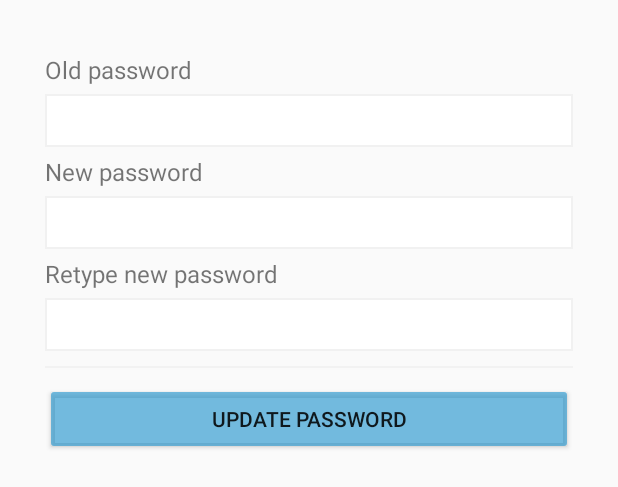
After one commit to sennew/kandoeteami, an Android app: the layout fragment_change_password_user.xml on its own in the app's theme, with its tools: preview values and no code run, on a phone screen of 412 x 824 dp. The commit adds this screen. Shown: the top 487 px of the screen. Run offline under Robolectric (Android 15) with nearby library versions, the phone set to English and light mode, and no system bars.

Commit message:
ChangePassword Activity - Testing

```diff
--- /dev/null
+++ b/app/src/main/res/layout/fragment_change_password_user.xml
@@ -0,0 +1,92 @@
+<?xml version="1.0" encoding="utf-8"?>
+<ScrollView xmlns:android="http://schemas.android.com/apk/res/android"
+    xmlns:tools="http://schemas.android.com/tools"
+    android:theme="@style/AppTheme.Light"
+    android:layout_width="match_parent"
+    android:layout_height="match_parent"
+    android:fitsSystemWindows="true"
+    android:isScrollContainer="true">
+
+
+    <LinearLayout
+        android:layout_width="match_parent"
+        android:layout_height="wrap_content"
+        android:orientation="vertical"
+        android:padding="30dp">
+
+        <TextView
+            android:layout_width="wrap_content"
+            android:layout_height="wrap_content"
+            android:layout_marginBottom="5dp"
+            android:layout_marginTop="5dp"
+            android:text="Old password"
+            android:textSize="16sp" />
+
+        <EditText
+            android:id="@+id/change_old_password"
+            android:layout_width="match_parent"
+            android:layout_height="35dp"
+            android:background="@drawable/border_set"
+            android:inputType="textPassword"
+            android:paddingLeft="10dp"
+            android:paddingRight="10dp" />
+
+        <TextView
+            android:layout_width="wrap_content"
+            android:layout_height="wrap_content"
+            android:layout_marginBottom="5dp"
+            android:layout_marginTop="5dp"
+            android:text="New password"
+            android:textSize="16sp" />
+
+        <EditText
+            android:id="@+id/change_new_password"
+            android:layout_width="match_parent"
+            android:layout_height="35dp"
+            android:background="@drawable/border_set"
+            android:inputType="textPassword"
+            android:paddingLeft="10dp"
+            android:paddingRight="10dp" />
+
+        <TextView
+            android:layout_width="wrap_content"
+            android:layout_height="wrap_content"
+            android:layout_marginBottom="5dp"
+            android:layout_marginTop="5dp"
+            android:text="Retype new password"
+            android:textSize="16sp" />
+
+        <EditText
+            android:id="@+id/change_retype_new_password"
+            android:layout_width="match_parent"
+            android:layout_height="35dp"
+            android:background="@drawable/border_set"
+            android:inputType="textPassword"
+            android:paddingLeft="10dp"
+            android:paddingRight="10dp" />
+
+        <View
+            android:layout_width="wrap_content"
+            android:layout_height="1dp"
+            android:layout_marginBottom="10dp"
+            android:layout_marginTop="10dp"
+            android:background="#F2F2F2" />
+
+        <LinearLayout
+            android:layout_width="match_parent"
+            android:layout_height="wrap_content"
+            android:layout_marginBottom="50dp"
+            android:orientation="horizontal">
+
+            <android.support.v7.widget.AppCompatButton
+                android:id="@+id/change_password_button"
+                android:layout_width="match_parent"
+                android:layout_height="wrap_content"
+                android:text="Update password" />
+
+        </LinearLayout>
+
+    </LinearLayout>
+
+
+</ScrollView>
--- a/app/src/main/res/layout/fragment_profile.xml
+++ b/app/src/main/res/layout/fragment_profile.xml
@@ -1,17 +1,15 @@
 <?xml version="1.0" encoding="utf-8"?>
-
-
 <ScrollView xmlns:android="http://schemas.android.com/apk/res/android"
     xmlns:tools="http://schemas.android.com/tools"
     android:layout_width="match_parent"
     android:layout_height="match_parent"
     android:fitsSystemWindows="true"
     android:isScrollContainer="true"
-    style="@style/AppTheme.Dark">
+    android:theme="@style/AppTheme.Light">
 
     <android.support.v7.widget.CardView
         android:layout_width="match_parent"
-        android:layout_height="match_parent"
+        android:layout_height="wrap_content"
         android:foreground="?attr/selectableItemBackground">
 
 
--- a/app/src/main/res/values/styles.xml
+++ b/app/src/main/res/values/styles.xml
@@ -5,7 +5,6 @@
         <!-- Customize your theme here. -->
         <item name="colorPrimary">@color/colorPrimary</item>
         <item name="colorPrimaryDark">@color/colorPrimaryDark</item>
-        <item name="colorAccent">@color/colorAccent</item>
     </style>
 
     <style name="Widget.CardContent" parent="android:Widget">
@@ -34,11 +33,6 @@
 
     </style>
 
-    <style name="AppTheme.Dark.Toolbar" parent="Base.Widget.AppCompat.Toolbar">
-        <item name="android:windowActionBarOverlay">true</item>
-        <!-- Support library compatibility -->
-        <item name="windowActionBarOverlay">true</item>
-    </style>
 
     <style name="AppTheme.Dark.Dialog" parent="Theme.AppCompat.Dialog">
         <item name="colorAccent">@android:color/white</item>
@@ -50,6 +44,31 @@
         <item name="colorButtonNormal">@color/colorPrimaryDark</item>
     </style>
 
+    <style name="AppTheme.Dark.Toolbar" parent="Widget.AppCompat.Toolbar">
+        <item name="android:windowActionBarOverlay">true</item>
+        <!-- Support library compatibility -->
+        <item name="windowActionBarOverlay">true</item>
+    </style>
+
+    <style name="AppTheme.Light" parent="Theme.AppCompat.Light.NoActionBar">
+        <item name="colorPrimary">@color/colorPrimary</item>
+        <item name="colorPrimaryDark">@color/colorPrimaryDark</item>
+        <item name="colorAccent">@color/dark_grey</item>
+
+        <item name="colorControlNormal">@color/dark_grey</item>
+        <item name="colorControlActivated">@android:color/darker_gray</item>
+        <item name="colorControlHighlight">@android:color/darker_gray</item>
+        <item name="android:textColorHint">@color/dark_grey</item>
+
+        <item name="colorButtonNormal">@color/colorLight</item>
+    </style>
+
+
+    <style name="AppTheme.Light.Toolbar" parent="Widget.AppCompat.Toolbar">
+        <item name="android:windowActionBarOverlay">true</item>
+        <!-- Support library compatibility -->
+        <item name="windowActionBarOverlay">true</item>
+    </style>
 
 
 </resources>
```
Also changed, not shown: app/src/main/AndroidManifest.xml (+8 -0 lines), app/src/main/java/com/projects/wens/kandoeteami/login/LoginPresenter.java (+2 -5 lines), app/src/main/java/com/projects/wens/kandoeteami/user/ChangeUserPasswordActivity.java (added, +48 -0 lines), app/src/main/java/com/projects/wens/kandoeteami/user/ChangeUserPasswordContract.java (added, +35 -0 lines), app/src/main/java/com/projects/wens/kandoeteami/user/ChangeUserPasswordFragment.java (added, +134 -0 lines), app/src/main/java/com/projects/wens/kandoeteami/user/ChangeUserPasswordPresenter.java (added, +81 -0 lines), app/src/main/java/com/projects/wens/kandoeteami/user/UserFragment.java (+11 -1 lines), 1 other file.
